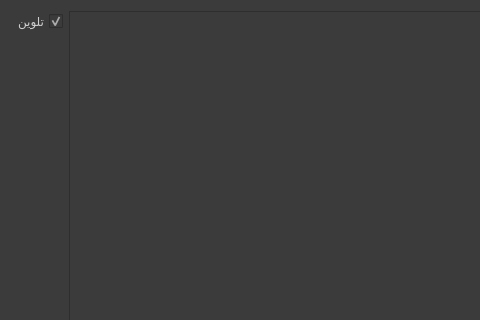
Old version of the form gui/detailed_display_dialog/word_detailed_display_dialog.ui in the repository masalha-alaa/quran-counter; both pictures show x 0 to 480 and y 0 to 320 of the 959 by 462 pixel window.
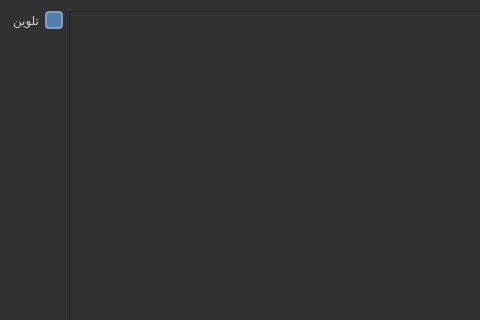
New version of the form.

```diff
--- a/gui/detailed_display_dialog/word_detailed_display_dialog.ui
+++ b/gui/detailed_display_dialog/word_detailed_display_dialog.ui
@@ -20,9 +20,25 @@
    <enum>Qt::RightToLeft</enum>
   </property>
   <property name="styleSheet">
-   <string notr="true">background-color: rgb(59, 59, 59);
-color: rgb(207, 207, 207);
-font: 400 20pt &quot;Calibri&quot;;</string>
+   <string notr="true">QWidget {
+    background-color: rgb(49, 49, 49);
+    color: rgb(207, 207, 207);
+    font: 400 20pt &quot;Calibri&quot;;
+}
+
+/* Checkbox styling */
+QCheckBox::indicator {
+    width: 14px;
+    height: 14px;
+    border: 2px solid #81A1C1;
+    border-radius: 4px;
+    background-color: #3B4252;
+}
+
+QCheckBox::indicator:checked {
+    background-color: #537EAA;
+}
+</string>
   </property>
   <property name="locale">
    <locale language="English" country="UnitedStates"/>
```
